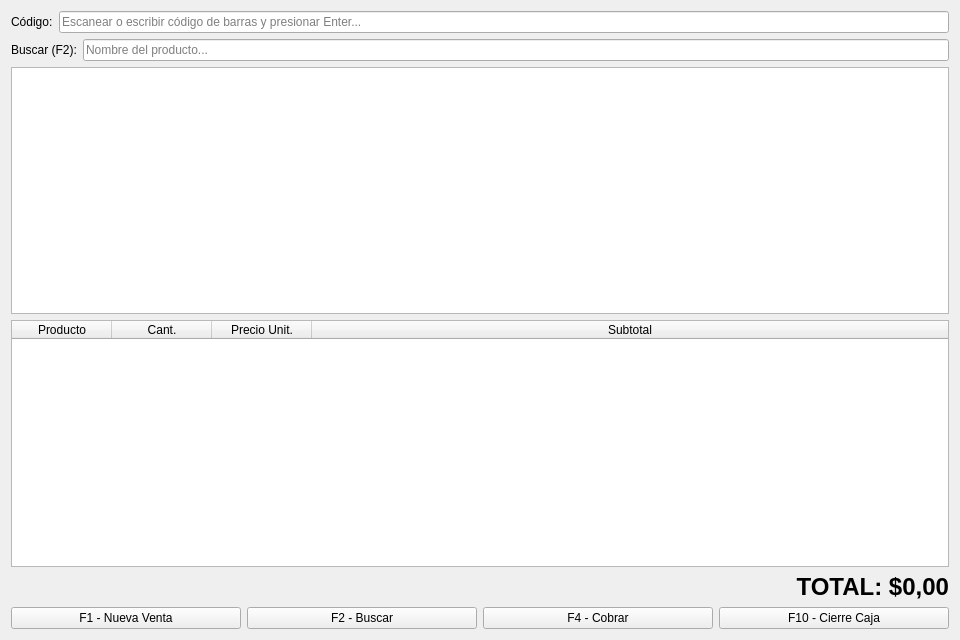
Qt form src/infrastructure/ui/windows/main_window.ui (gustavoJimenezz/mostrador-kiosco-punto-de-venta) before a commit.
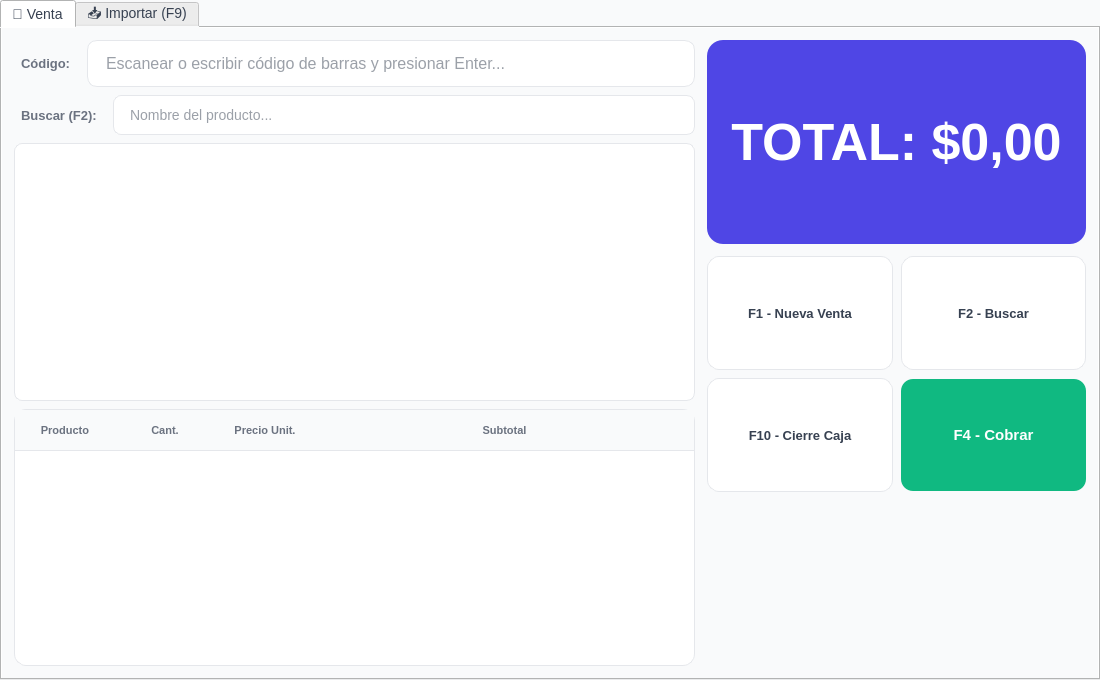
The same form after that commit.

Commit message: feat(ui): transformar ImportDialog en pestaña QTabWidget con mapeo interactivo de columnas [Ticket 3.2]

Diff of the .ui file:
```diff
--- a/src/infrastructure/ui/windows/main_window.ui
+++ b/src/infrastructure/ui/windows/main_window.ui
@@ -6,11 +6,224 @@
    <rect>
     <x>0</x>
     <y>0</y>
-    <width>960</width>
-    <height>640</height>
+    <width>1100</width>
+    <height>680</height>
    </rect>
   </property>
-  <layout class="QVBoxLayout" name="main_layout">
+  <property name="styleSheet">
+   <string>/* BASE */
+QWidget {
+    background-color: #f9fafb;
+    color: #374151;
+    font-family: &quot;Segoe UI&quot;, &quot;Ubuntu&quot;, sans-serif;
+    font-size: 14px;
+}
+
+/* LABELS INDICATIVOS */
+QLabel#barcode_label, QLabel#search_label {
+    color: #6b7280;
+    font-size: 13px;
+    font-weight: 600;
+    padding: 0 4px;
+}
+
+/* BARCODE INPUT */
+QLineEdit#barcode_input {
+    background-color: #ffffff;
+    border: 1px solid #e5e7eb;
+    border-radius: 10px;
+    padding: 12px 16px;
+    font-size: 16px;
+    color: #374151;
+}
+QLineEdit#barcode_input:focus {
+    border: 2px solid #4f46e5;
+    padding: 11px 15px;
+}
+
+/* SEARCH INPUT */
+QLineEdit#search_input {
+    background-color: #ffffff;
+    border: 1px solid #e5e7eb;
+    border-radius: 8px;
+    padding: 10px 14px;
+    font-size: 14px;
+}
+QLineEdit#search_input:focus {
+    border: 2px solid #10b981;
+    padding: 9px 13px;
+}
+
+/* SEARCH RESULTS */
+QListWidget#search_results {
+    background-color: #ffffff;
+    border: 1px solid #e5e7eb;
+    border-radius: 8px;
+    outline: none;
+}
+QListWidget#search_results::item {
+    padding: 8px 12px;
+    border-radius: 6px;
+}
+QListWidget#search_results::item:hover {
+    background-color: #eef2ff;
+    color: #4f46e5;
+}
+QListWidget#search_results::item:selected {
+    background-color: #4f46e5;
+    color: #ffffff;
+}
+
+/* CART TABLE */
+QTableWidget#cart_table {
+    background-color: #ffffff;
+    border: 1px solid #e5e7eb;
+    border-radius: 12px;
+    gridline-color: #f3f4f6;
+    outline: none;
+}
+QTableWidget#cart_table QHeaderView::section {
+    background-color: #f9fafb;
+    color: #6b7280;
+    font-weight: bold;
+    font-size: 11px;
+    padding: 10px 12px;
+    border: none;
+    border-bottom: 1px solid #e5e7eb;
+}
+QTableWidget#cart_table::item {
+    padding: 10px 12px;
+    border: none;
+}
+QTableWidget#cart_table::item:selected {
+    background-color: #eef2ff;
+    color: #4f46e5;
+}
+
+/* TOTAL LABEL — elemento visualmente dominante */
+QLabel#total_label {
+    background-color: #4f46e5;
+    color: #ffffff;
+    border-radius: 16px;
+    padding: 32px 24px;
+    font-size: 52px;
+    font-weight: 900;
+    min-height: 140px;
+}
+
+/* BOTONES F1, F2, F10 */
+QPushButton#btn_new_sale,
+QPushButton#btn_search,
+QPushButton#btn_cash_close {
+    background-color: #ffffff;
+    color: #374151;
+    border: 1px solid #e5e7eb;
+    border-radius: 12px;
+    padding: 20px 16px;
+    font-size: 13px;
+    font-weight: 600;
+    min-height: 72px;
+}
+QPushButton#btn_new_sale:hover,
+QPushButton#btn_search:hover {
+    background-color: #eef2ff;
+    border-color: #4f46e5;
+    color: #4f46e5;
+}
+QPushButton#btn_cash_close:hover {
+    background-color: #fff5f5;
+    border-color: #fca5a5;
+    color: #dc2626;
+}
+
+/* BOTÓN COBRAR (F4) — acción principal */
+QPushButton#btn_confirm {
+    background-color: #10b981;
+    color: #ffffff;
+    border: none;
+    border-radius: 12px;
+    padding: 20px 16px;
+    font-size: 15px;
+    font-weight: 800;
+    min-height: 72px;
+}
+QPushButton#btn_confirm:hover { background-color: #059669; }
+QPushButton#btn_confirm:pressed { background-color: #047857; }
+
+/* SCROLLBARS */
+QScrollBar:vertical {
+    background: transparent;
+    width: 6px;
+    margin: 0;
+}
+QScrollBar::handle:vertical {
+    background: #d1d5db;
+    border-radius: 3px;
+    min-height: 24px;
+}
+QScrollBar::add-line:vertical, QScrollBar::sub-line:vertical { height: 0; }
+</string>
+  </property>
+  <layout class="QVBoxLayout" name="root_layout">
+   <property name="spacing">
+    <number>0</number>
+   </property>
+   <property name="leftMargin">
+    <number>0</number>
+   </property>
+   <property name="topMargin">
+    <number>0</number>
+   </property>
+   <property name="rightMargin">
+    <number>0</number>
+   </property>
+   <property name="bottomMargin">
+    <number>0</number>
+   </property>
+   <item>
+    <widget class="QTabWidget" name="tab_widget">
+     <property name="currentIndex">
+      <number>0</number>
+     </property>
+     <widget class="QWidget" name="tab_sale">
+      <attribute name="title">
+       <string>🛒 Venta</string>
+      </attribute>
+      <layout class="QHBoxLayout" name="main_layout">
+       <property name="spacing">
+        <number>12</number>
+       </property>
+       <property name="leftMargin">
+        <number>12</number>
+       </property>
+       <property name="topMargin">
+        <number>12</number>
+       </property>
+       <property name="rightMargin">
+        <number>12</number>
+       </property>
+       <property name="bottomMargin">
+        <number>12</number>
+       </property>
+       <item>
+        <!-- Panel izquierdo: entrada + carrito -->
+        <widget class="QWidget" name="left_panel">
+         <layout class="QVBoxLayout" name="left_layout">
+          <property name="spacing">
+           <number>8</number>
+          </property>
+          <property name="leftMargin">
+           <number>0</number>
+          </property>
+          <property name="topMargin">
+           <number>0</number>
+          </property>
+          <property name="rightMargin">
+           <number>0</number>
+          </property>
+          <property name="bottomMargin">
+           <number>0</number>
+          </property>
    <item>
     <!-- Sección de entrada de barcode -->
     <layout class="QHBoxLayout" name="barcode_row">
@@ -103,27 +316,65 @@
      </column>
     </widget>
    </item>
+         </layout>
+        </widget>
+       </item>
    <item>
-    <!-- Label del total -->
+        <!-- Panel derecho: total + botones de acción (ancho fijo 400px) -->
+        <widget class="QWidget" name="right_panel">
+         <property name="minimumWidth">
+          <number>400</number>
+         </property>
+         <property name="maximumWidth">
+          <number>400</number>
+         </property>
+         <layout class="QVBoxLayout" name="right_layout">
+          <property name="spacing">
+           <number>12</number>
+          </property>
+          <property name="leftMargin">
+           <number>0</number>
+          </property>
+          <property name="topMargin">
+           <number>0</number>
+          </property>
+          <property name="rightMargin">
+           <number>0</number>
+          </property>
+          <property name="bottomMargin">
+           <number>0</number>
+          </property>
+          <item>
+           <!-- Label del total — elemento visualmente dominante -->
     <widget class="QLabel" name="total_label">
      <property name="text">
       <string>TOTAL: $0,00</string>
      </property>
      <property name="alignment">
-      <set>Qt::AlignRight|Qt::AlignVCenter</set>
-     </property>
-     <property name="font">
-      <font>
-       <pointsize>18</pointsize>
-       <bold>true</bold>
-      </font>
+             <set>Qt::AlignCenter</set>
      </property>
     </widget>
    </item>
    <item>
-    <!-- Barra de botones con atajos F1-F10 -->
-    <layout class="QHBoxLayout" name="buttons_row">
-     <item>
+           <!-- Contenedor de botones de acción en grilla 2x2 -->
+           <widget class="QWidget" name="action_buttons_container">
+            <layout class="QGridLayout" name="buttons_grid">
+             <property name="spacing">
+              <number>8</number>
+             </property>
+             <property name="leftMargin">
+              <number>0</number>
+             </property>
+             <property name="topMargin">
+              <number>0</number>
+             </property>
+             <property name="rightMargin">
+              <number>0</number>
+             </property>
+             <property name="bottomMargin">
+              <number>0</number>
+             </property>
+             <item row="0" column="0">
       <widget class="QPushButton" name="btn_new_sale">
        <property name="text">
         <string>F1 - Nueva Venta</string>
@@ -133,7 +384,7 @@
        </property>
       </widget>
      </item>
-     <item>
+             <item row="0" column="1">
       <widget class="QPushButton" name="btn_search">
        <property name="text">
         <string>F2 - Buscar</string>
@@ -143,17 +394,7 @@
        </property>
       </widget>
      </item>
-     <item>
-      <widget class="QPushButton" name="btn_confirm">
-       <property name="text">
-        <string>F4 - Cobrar</string>
-       </property>
-       <property name="shortcut">
-        <string>F4</string>
-       </property>
-      </widget>
-     </item>
-     <item>
+             <item row="1" column="0">
       <widget class="QPushButton" name="btn_cash_close">
        <property name="text">
         <string>F10 - Cierre Caja</string>
@@ -163,7 +404,45 @@
        </property>
       </widget>
      </item>
-    </layout>
+             <item row="1" column="1">
+              <widget class="QPushButton" name="btn_confirm">
+               <property name="text">
+                <string>F4 - Cobrar</string>
+               </property>
+               <property name="shortcut">
+                <string>F4</string>
+               </property>
+              </widget>
+             </item>
+            </layout>
+           </widget>
+          </item>
+          <item>
+           <!-- Spacer para empujar los botones hacia arriba -->
+           <spacer name="right_bottom_spacer">
+            <property name="orientation">
+             <enum>Qt::Vertical</enum>
+            </property>
+            <property name="sizeHint" stdset="0">
+             <size>
+              <width>20</width>
+              <height>40</height>
+             </size>
+            </property>
+           </spacer>
+          </item>
+         </layout>
+        </widget>
+       </item>
+      </layout>
+     </widget>
+     <widget class="QWidget" name="tab_import">
+      <attribute name="title">
+       <string>📥 Importar (F9)</string>
+      </attribute>
+      <!-- ImportView se inserta desde main_window.py; este tab es un placeholder -->
+     </widget>
+    </widget>
    </item>
   </layout>
  </widget>
```
Lines whose indentation alone changed are shown as unchanged. The commit also changes 10 other files.
